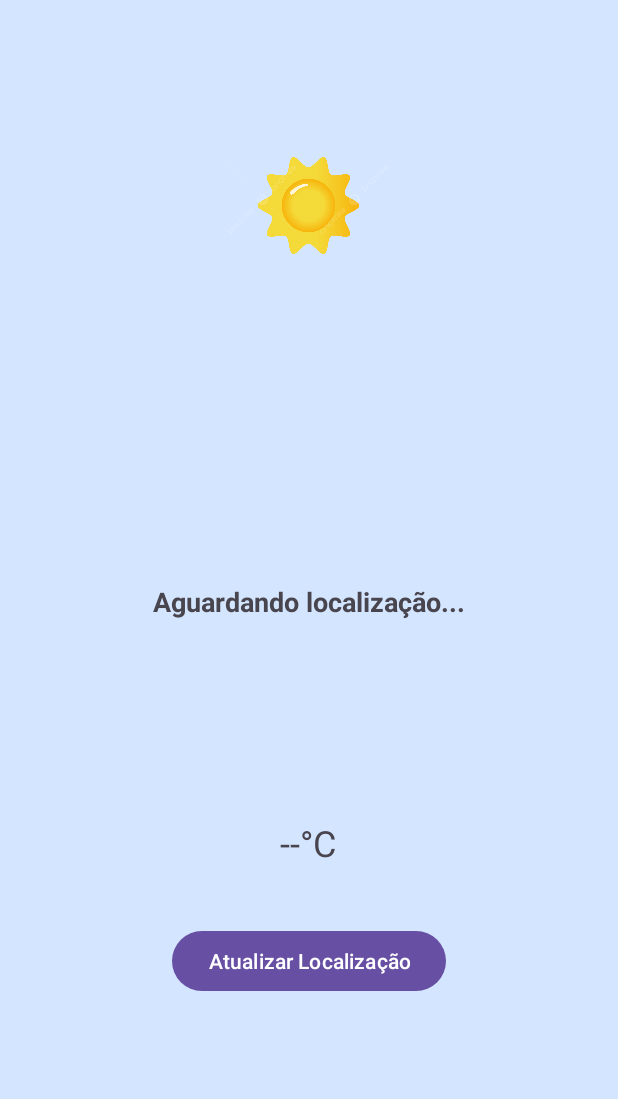
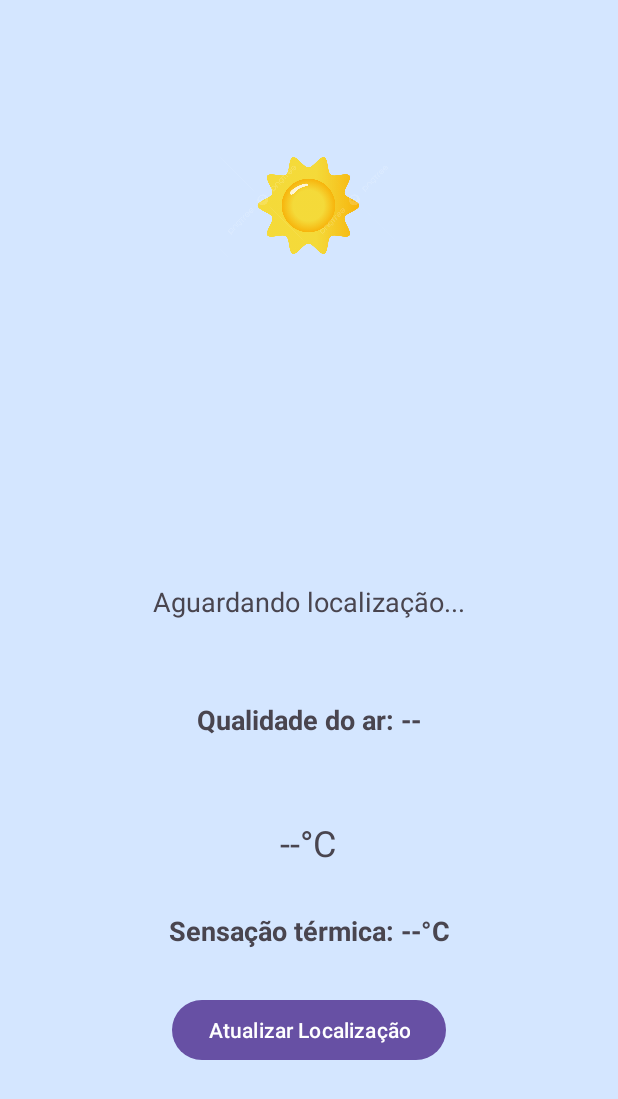
Before and after one commit to lion1536/UC14-projectclima-frontend, an Android app: the screen it shows after launch (MainActivity), on a phone screen of 412 x 824 dp. Shown: the top 1099 px of the screen. Run offline under Robolectric (Android 15) with nearby library versions, the phone set to English and light mode, and no system bars.

Commit message:
sensação térmica e qualidade do ar

```diff
--- a/app/src/main/java/com/example/uc14front/MainActivity.kt
+++ b/app/src/main/java/com/example/uc14front/MainActivity.kt
@@ -25,6 +25,7 @@ import android.widget.Toast
 import android.os.Build
 import android.os.Looper
 import android.widget.Button
+import retrofit2.http.Query
 
 class MainActivity : AppCompatActivity(), LocationListener {
     private lateinit var locationManager: LocationManager
@@ -32,6 +33,8 @@ class MainActivity : AppCompatActivity(), LocationListener {
     private lateinit var tvCidade: TextView
     private lateinit var tvTemperatura: TextView
     private lateinit var btnAtualizar: Button
+    private lateinit var tvSensacaoTermica: TextView
+    private lateinit var tvQualidadeAr: TextView
 
     companion object {
         private const val REQUEST_CODE_LOCATION = 1001
@@ -46,6 +49,9 @@ class MainActivity : AppCompatActivity(), LocationListener {
         setContentView(R.layout.activity_main)
         tvCidade = findViewById(R.id.tvCidade)
         tvTemperatura = findViewById(R.id.tvTemperatura)
+        tvSensacaoTermica = findViewById(R.id.textView2)
+        tvQualidadeAr = findViewById(R.id.textView)
+
 
         // Inicializa o Retrofit
         val retrofit = Retrofit.Builder()
@@ -158,6 +164,8 @@ class MainActivity : AppCompatActivity(), LocationListener {
                     val data = response.body()
                     tvCidade.text = data?.localInfo?.address?.city ?: "Local desconhecido"
                     tvTemperatura.text = "%.1f°C".format(data?.previsao?.current?.temperature ?: 0.0)
+                    tvSensacaoTermica.text = "Sensação térmica: %.1f°C".format(data?.previsao?.current?.apparent_temperature ?: 0.0)
+                    tvQualidadeAr.text = "Qualidade do ar: ${data?.previsao?.current?.weather_code ?: 0}"
                 } else {
                     tvCidade.text = "Erro: ${response.code()}"
                     Log.e("API", "Erro na resposta: ${response.code()}")
@@ -204,6 +212,7 @@ class MainActivity : AppCompatActivity(), LocationListener {
         }
     }
 
+
     interface ApiService {
         @GET("api/local/{latitude}/{longitude}")
         fun getLocationData(
@@ -235,6 +244,7 @@ class MainActivity : AppCompatActivity(), LocationListener {
     data class CurrentWeather(
         val temperature: Double,
         val weather_code: Int,
-        val wind_speed_10m: Double
+        val wind_speed_10m: Double,
+        val apparent_temperature: Double
     )
 }
--- a/app/src/main/res/layout/activity_main.xml
+++ b/app/src/main/res/layout/activity_main.xml
@@ -27,7 +27,6 @@
         android:layout_height="wrap_content"
         android:text="Aguardando localização..."
         android:textSize="18sp"
-        android:textStyle="bold"
         app:layout_constraintBottom_toBottomOf="parent"
         app:layout_constraintEnd_toEndOf="parent"
         app:layout_constraintStart_toStartOf="parent"
@@ -58,6 +57,32 @@
         app:layout_constraintEnd_toEndOf="parent"
         app:layout_constraintStart_toStartOf="parent"
         app:layout_constraintTop_toBottomOf="@id/tvTemperatura"
-        app:layout_constraintVertical_bias="0.125" />
+        app:layout_constraintVertical_bias="0.377" />
+
+    <TextView
+        android:id="@+id/textView2"
+        android:layout_width="wrap_content"
+        android:layout_height="wrap_content"
+        android:fontFamily="sans-serif"
+        android:text="Sensação térmica: --°C"
+        android:textSize="18sp"
+        android:textStyle="bold"
+        app:layout_constraintBottom_toTopOf="@+id/btnAtualizar"
+        app:layout_constraintEnd_toEndOf="parent"
+        app:layout_constraintStart_toStartOf="parent"
+        app:layout_constraintTop_toBottomOf="@+id/tvTemperatura" />
+
+    <TextView
+        android:id="@+id/textView"
+        android:layout_width="wrap_content"
+        android:layout_height="wrap_content"
+        android:fontFamily="sans-serif"
+        android:text="Qualidade do ar: --"
+        android:textSize="18sp"
+        android:textStyle="bold"
+        app:layout_constraintBottom_toTopOf="@+id/tvTemperatura"
+        app:layout_constraintEnd_toEndOf="parent"
+        app:layout_constraintStart_toStartOf="parent"
+        app:layout_constraintTop_toBottomOf="@+id/tvCidade" />
 
 </androidx.constraintlayout.widget.ConstraintLayout>
```
